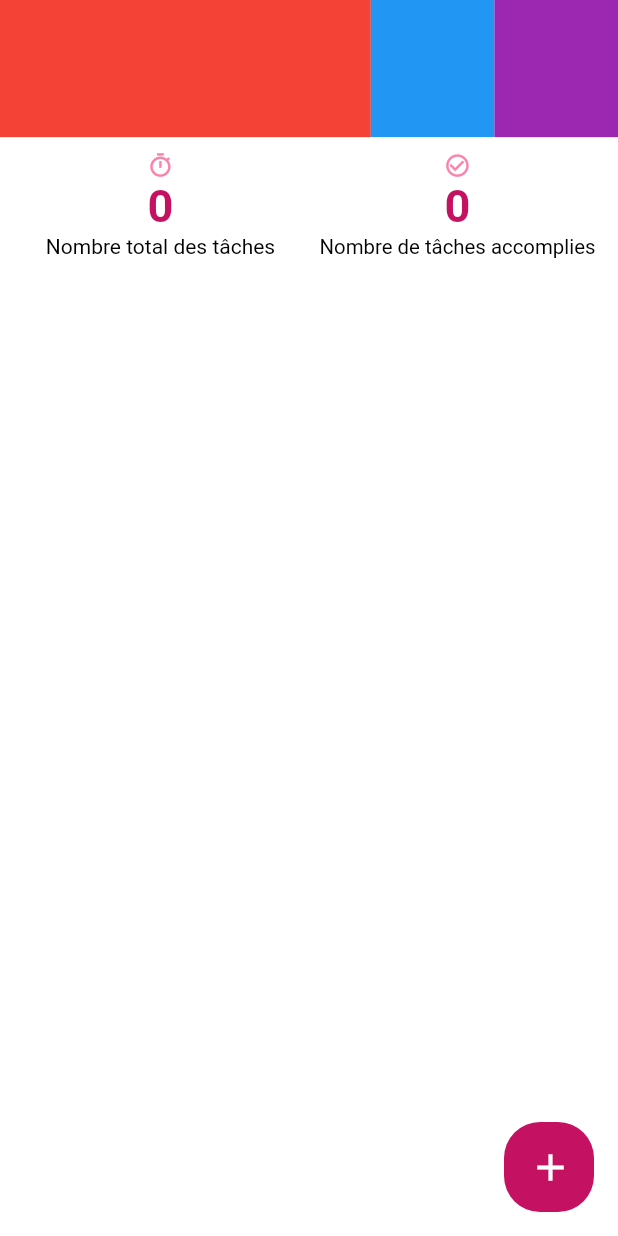
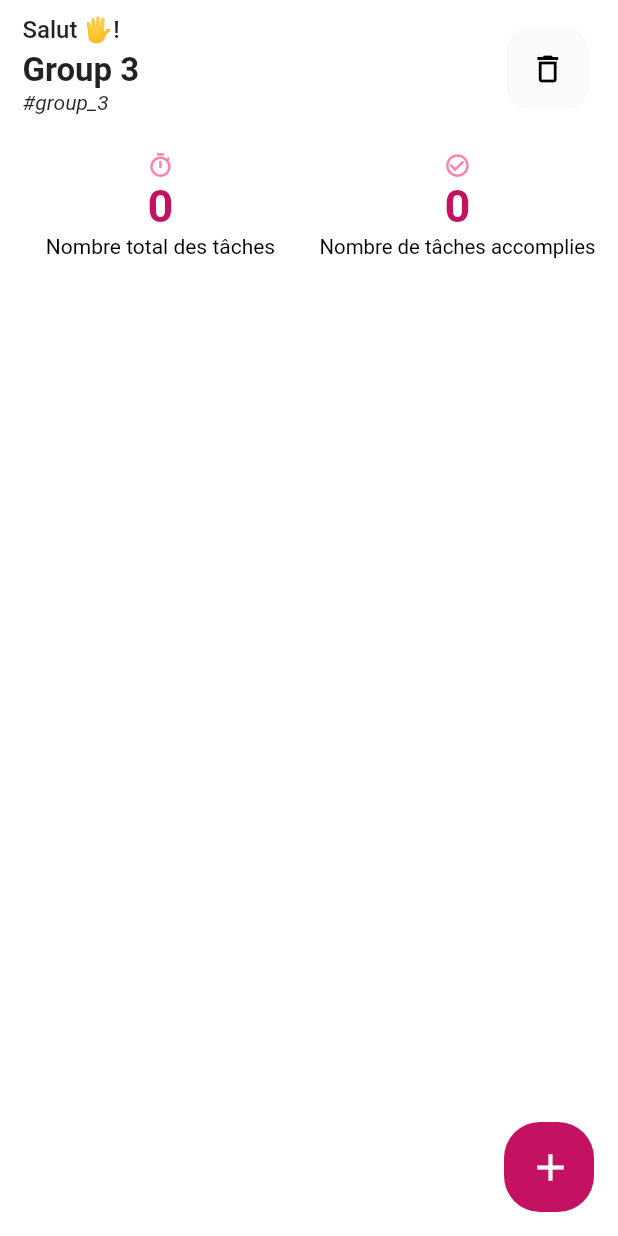
Before and after one commit to JonGaius/devoir_group3_flutter, a Flutter app: the screen it shows after launch, on a phone screen of 412 x 824 dp. Run offline on Flutter 3.47's test engine with Material 2 defaults, Android fonts, the phone set to English and light mode, and no system bars.

Commit message:
fonction delete All et delete All completed tasks

```diff
--- a/lib/views/header_view.dart
+++ b/lib/views/header_view.dart
@@ -1,6 +1,7 @@
 import 'package:flutter/material.dart';
 import 'package:provider/provider.dart';
 import 'package:todoapp_devoir_groupe3/view_models/app_view_model.dart';
+import 'package:todoapp_devoir_groupe3/views/bottom_sheets/delete_bottom_sheet_view.dart';
 
 class HeaderView extends StatelessWidget {
   const HeaderView({super.key});
@@ -8,21 +9,77 @@ class HeaderView extends StatelessWidget {
   @override
   Widget build(BuildContext context) {
     return Consumer<AppViewModel>(builder: (context, viewModel, child){
-      return Row(
+      return Container(
+        color: Colors.white,
+        padding: const EdgeInsets.fromLTRB(15, 10, 15, 10),
+        child: Row(
           children: [
             Expanded(
-             flex: 3,
-             child: Container(color: Colors.red,)
+                flex: 5,
+                child: Column(
+                  children: [
+                    const Align(
+                      alignment: Alignment.bottomLeft,
+                      child: FittedBox(
+                        fit: BoxFit.fitHeight,
+                        child: Text("Salut 🖐!", style: TextStyle(
+                            fontSize: 16,
+                            fontWeight: FontWeight.w500
+                        )),
+                      ),
+                    ),
+                    const SizedBox(height: 5,),
+                    Align(
+                      alignment: Alignment.bottomLeft,
+                      child: FittedBox(
+                        fit: BoxFit.fitHeight,
+                        child: Text(viewModel.user.name, style: const TextStyle(
+                            fontSize: 22,
+                            fontWeight: FontWeight.bold
+                        )),
+                      ),
+                    ),
+                    Align(
+                      alignment: Alignment.bottomLeft,
+                      child: FittedBox(
+                        fit: BoxFit.fitHeight,
+                        child: Text("#${viewModel.user.username}",
+                            style: const TextStyle(fontSize: 14, fontWeight: FontWeight.w400, fontStyle: FontStyle.italic)
+                        ),
+                      ),
+                    )
+                  ],
+                )
             ),
             Expanded(
                 flex: 1,
-             child: Container(color: Colors.blue,)
+                child: Align(
+                  alignment: Alignment.center,
+                  child:  SizedBox.fromSize(
+                    size: const Size(55, 55),
+                    child: ClipRRect(
+                      borderRadius: BorderRadius.circular(16),
+                      child: Material(
+                        color: viewModel.colorBackground2,
+                        child: InkWell(
+                          splashColor: viewModel.colorBackground2,
+                          onTap: () {
+                            viewModel.bottomSheetBuilder(const DeleteBottomSheetView(), context);
+                          },
+                          child: Column(
+                            mainAxisAlignment: MainAxisAlignment.center,
+                            children: <Widget>[
+                              Icon(Icons.delete_outline, color: viewModel.colorBlack), // <-- Icon
+                            ],
                           ),
-           Expanded(
-             flex: 1,
-             child: Container(color: Colors.purple ,)
+                        ),
+                      ),
+                    ),
+                  ),
+                )
             ),
           ],
+        ),
       );
     });
   }
--- a/lib/views/task_list_view.dart
+++ b/lib/views/task_list_view.dart
@@ -9,8 +9,9 @@ class TaskListView extends StatelessWidget {
   Widget build(BuildContext context) {
     return Consumer<AppViewModel>(builder: (context, viewModel, child) {
       return Container(
+        padding: const EdgeInsets.symmetric(vertical: 10),
         decoration: BoxDecoration(
-          color: viewModel.colorWhite
+          color: viewModel.colorWhite,
         ),
         child: ListView.separated(
             padding: const EdgeInsets.all(20),
```
Also changed, not shown: lib/view_models/app_view_model.dart (+8 -0 lines), lib/views/bottom_sheets/delete_bottom_sheet_view.dart (added, +90 -0 lines). Lines whose indentation alone changed are shown as unchanged.
